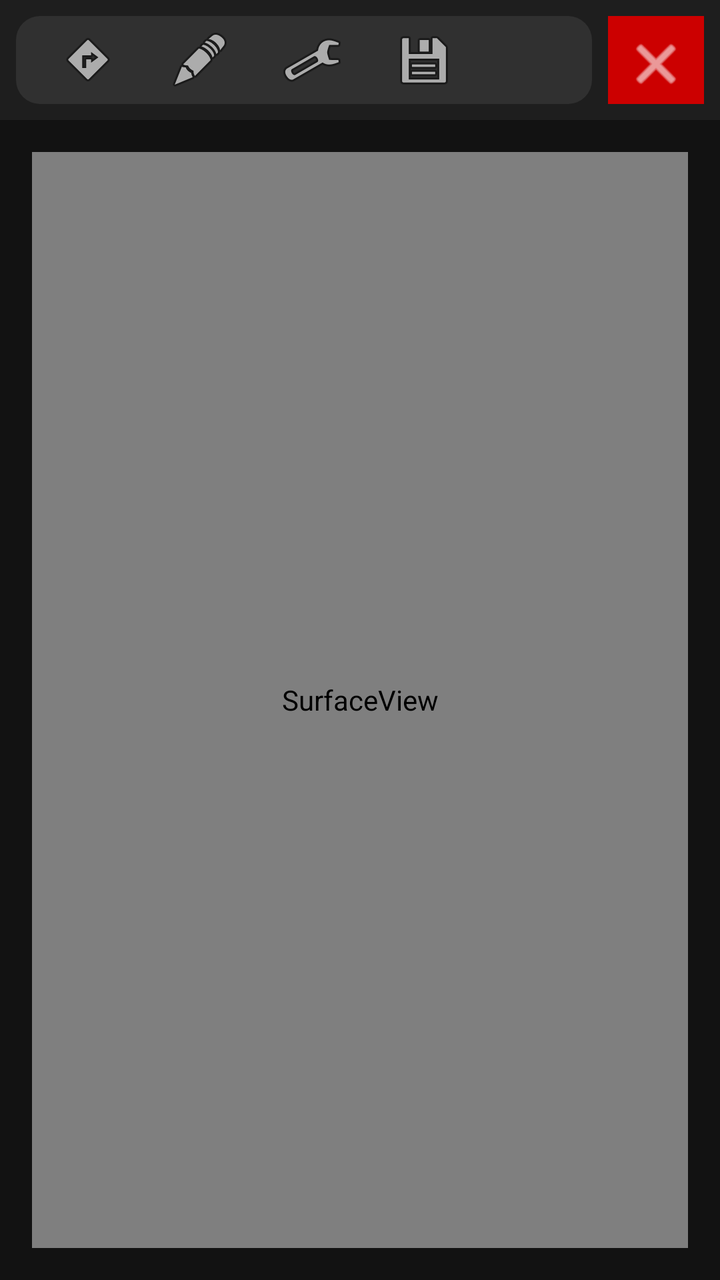
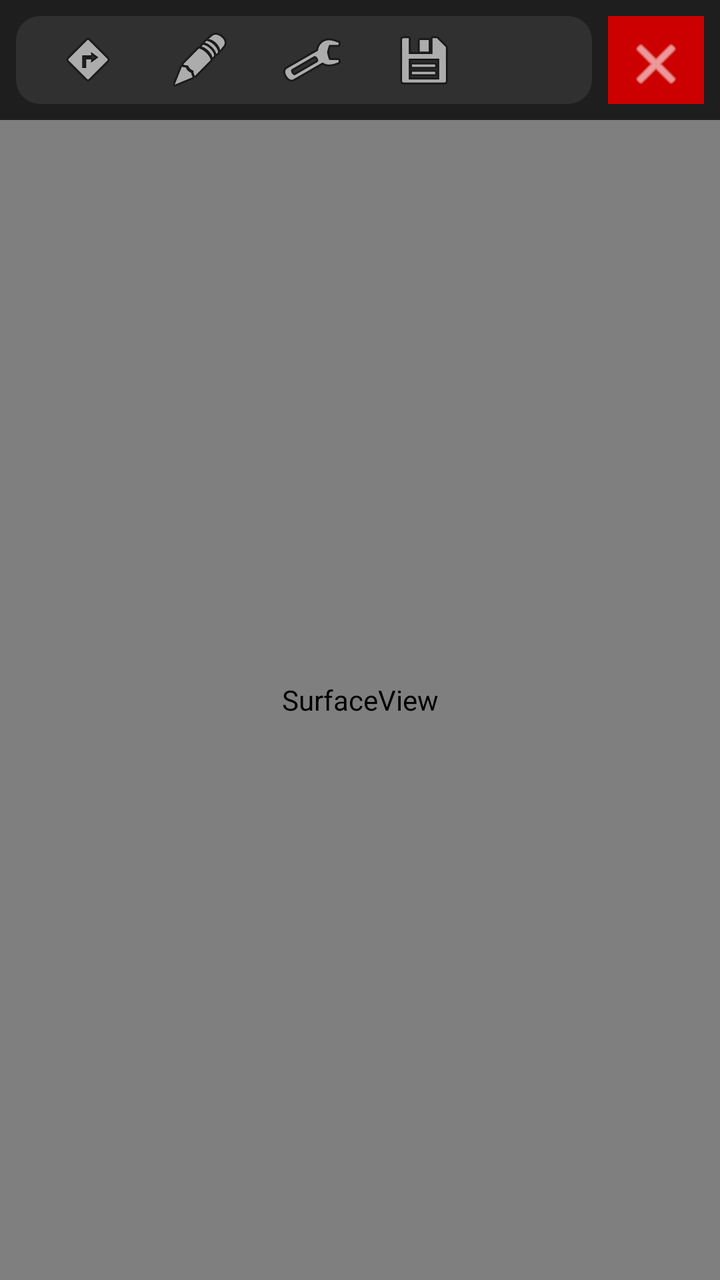

Screens rendered from an Android XML layout before and after an edit, with the pre-edit source and the edit as a unified diff.
<!-- AndroidManifest.xml: application theme Theme.AppCompat.Light.NoActionBar -->
<!-- res/layout/activity_main.xml -->
<?xml version="1.0" encoding="utf-8"?>
<androidx.constraintlayout.widget.ConstraintLayout xmlns:android="http://schemas.android.com/apk/res/android"
    xmlns:app="http://schemas.android.com/apk/res-auto"
    android:id="@+id/root_layout"
    android:layout_width="match_parent"
    android:layout_height="match_parent"
    android:background="#121212">

    <LinearLayout
        android:id="@+id/topBar"
        android:layout_width="0dp"
        android:layout_height="60dp"
        android:background="#1E1E1E"
        android:orientation="horizontal"
        android:padding="8dp"
        app:layout_constraintEnd_toEndOf="parent"
        app:layout_constraintStart_toStartOf="parent"
        app:layout_constraintTop_toTopOf="parent">

        <LinearLayout
            android:layout_width="0dp"
            android:layout_height="match_parent"
            android:layout_weight="1"
            android:background="@drawable/rounded_toolbar_bg"
            android:gravity="center_vertical"
            android:paddingStart="16dp">

            <ImageButton
                android:id="@+id/btnPointer"
                android:layout_width="40dp"
                android:layout_height="40dp"
                android:background="?attr/selectableItemBackgroundBorderless"
                android:src="@android:drawable/ic_menu_directions" 
                android:contentDescription="Pointer Mode" />

            <View android:layout_width="16dp" android:layout_height="0dp" />

            <ImageButton
                android:id="@+id/btnPen"
                android:layout_width="40dp"
                android:layout_height="40dp"
                android:background="?attr/selectableItemBackgroundBorderless"
                android:src="@android:drawable/ic_menu_edit"
                android:contentDescription="Pen Mode" />

            <View android:layout_width="16dp" android:layout_height="0dp" />

            <ImageButton
                android:id="@+id/btnSettings"
                android:layout_width="40dp"
                android:layout_height="40dp"
                android:background="?attr/selectableItemBackgroundBorderless"
                android:src="@android:drawable/ic_menu_preferences"
                android:contentDescription="Settings" />
            
            <View android:layout_width="16dp" android:layout_height="0dp" />

            <ImageButton
                android:id="@+id/btnPin"
                android:layout_width="40dp"
                android:layout_height="40dp"
                android:background="?attr/selectableItemBackgroundBorderless"
                android:src="@android:drawable/ic_menu_save"
                android:contentDescription="Pin Taskbar" />

        </LinearLayout>

        <ImageButton
            android:id="@+id/btnDisconnect"
            android:layout_width="48dp"
            android:layout_height="48dp"
            android:layout_marginStart="8dp"
            android:background="@android:color/holo_red_dark"
            android:padding="8dp"
            android:src="@android:drawable/ic_menu_close_clear_cancel"
            app:tint="@android:color/white"
            android:contentDescription="Disconnect" />
    </LinearLayout>

    <ImageButton
        android:id="@+id/btnOpenTaskbar"
        android:layout_width="48dp"
        android:layout_height="48dp"
        android:layout_marginTop="8dp"
        android:layout_marginStart="8dp"
        android:background="@drawable/rounded_toolbar_bg"
        android:src="@android:drawable/ic_menu_view"
        android:visibility="gone"
        app:layout_constraintStart_toStartOf="parent"
        app:layout_constraintTop_toTopOf="parent"
        android:contentDescription="Open Taskbar" />


    <FrameLayout
        android:id="@+id/streamingSpace"
        android:layout_width="0dp"
        android:layout_height="0dp"
        android:layout_margin="16dp"
        android:background="@android:color/black"
        app:layout_constraintBottom_toBottomOf="parent"
        app:layout_constraintEnd_toEndOf="parent"
        app:layout_constraintStart_toStartOf="parent"
        app:layout_constraintTop_toBottomOf="@id/topBar">

        <SurfaceView
            android:id="@+id/surface_video"
            android:layout_width="match_parent"
            android:layout_height="match_parent" />
            
        <View
            android:id="@+id/touchOverlay"
            android:layout_width="match_parent"
            android:layout_height="match_parent"
            android:background="@android:color/transparent" />
    </FrameLayout>

</androidx.constraintlayout.widget.ConstraintLayout>
<!-- resources referenced by this layout -->
<resources>
  <!-- drawable rounded_toolbar_bg (drawable) -->
  <?xml version="1.0" encoding="utf-8"?>
  <shape xmlns:android="http://schemas.android.com/apk/res/android">
      <solid android:color="#303030"/>
      <corners android:radius="12dp"/>
  </shape>
</resources>

<!-- the commit's change to res/layout/activity_main.xml (unified diff, before → after) -->
@@ -77,25 +77,10 @@
             android:contentDescription="Disconnect" />
     </LinearLayout>
 
-    <ImageButton
-        android:id="@+id/btnOpenTaskbar"
-        android:layout_width="48dp"
-        android:layout_height="48dp"
-        android:layout_marginTop="8dp"
-        android:layout_marginStart="8dp"
-        android:background="@drawable/rounded_toolbar_bg"
-        android:src="@android:drawable/ic_menu_view"
-        android:visibility="gone"
-        app:layout_constraintStart_toStartOf="parent"
-        app:layout_constraintTop_toTopOf="parent"
-        android:contentDescription="Open Taskbar" />
-
-
     <FrameLayout
         android:id="@+id/streamingSpace"
         android:layout_width="0dp"
         android:layout_height="0dp"
-        android:layout_margin="16dp"
         android:background="@android:color/black"
         app:layout_constraintBottom_toBottomOf="parent"
         app:layout_constraintEnd_toEndOf="parent"
@@ -114,4 +99,17 @@
             android:background="@android:color/transparent" />
     </FrameLayout>
 
+    <ImageButton
+        android:id="@+id/btnOpenTaskbar"
+        android:layout_width="48dp"
+        android:layout_height="48dp"
+        android:layout_marginTop="8dp"
+        android:layout_marginStart="8dp"
+        android:background="@drawable/rounded_toolbar_bg"
+        android:src="@android:drawable/ic_menu_view"
+        android:visibility="gone"
+        app:layout_constraintStart_toStartOf="parent"
+        app:layout_constraintTop_toTopOf="parent"
+        android:contentDescription="Open Taskbar" />
+
 </androidx.constraintlayout.widget.ConstraintLayout>
